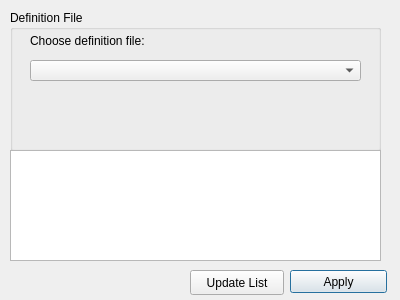
Old version of the form defdialog.ui in the repository Mte90/LearnHotkeys.
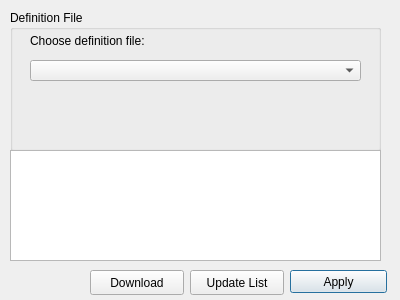
New version of the form.

Commit message: set windows as modal

```diff
--- a/defdialog.ui
+++ b/defdialog.ui
@@ -101,6 +101,19 @@
     <bool>false</bool>
    </property>
   </widget>
+  <widget class="QPushButton" name="pushDownload">
+   <property name="geometry">
+    <rect>
+     <x>90</x>
+     <y>270</y>
+     <width>94</width>
+     <height>25</height>
+    </rect>
+   </property>
+   <property name="text">
+    <string>Download</string>
+   </property>
+  </widget>
  </widget>
  <layoutdefault spacing="6" margin="11"/>
  <resources/>
```
Left out of the diff: 3 changed lines with no effect on the pictures. The commit also changes 2 other files.
